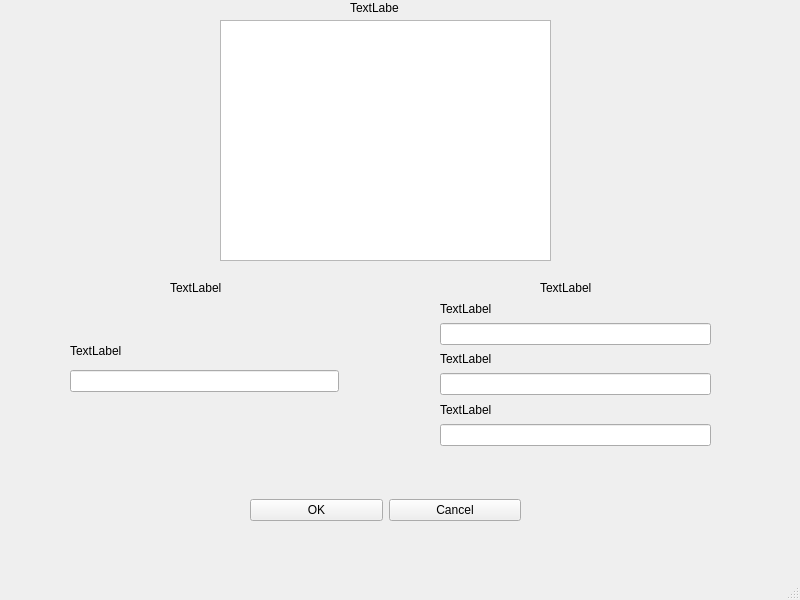
Qt form Diplom2/ui/editWin.ui (shtorm901/Diplom_Work) before a commit.
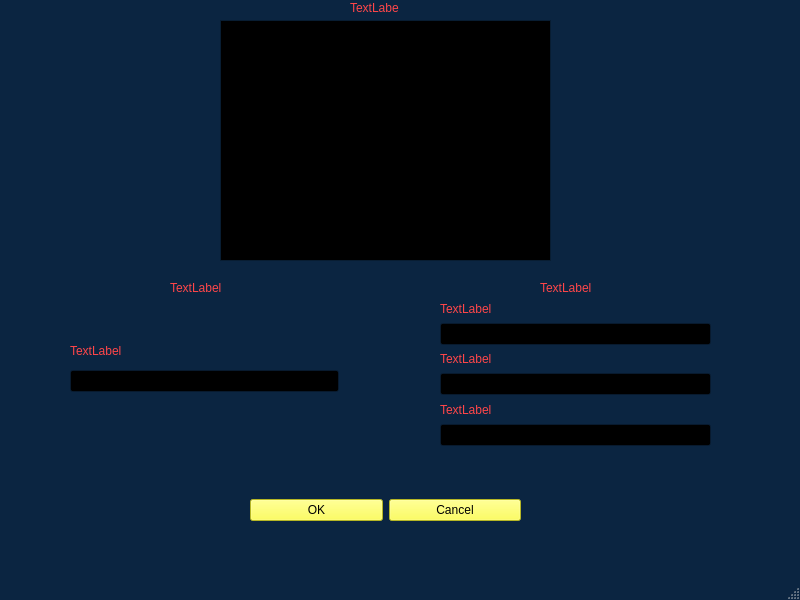
The same form after that commit.

The edit to the form file:
```diff
--- a/Diplom2/ui/editWin.ui
+++ b/Diplom2/ui/editWin.ui
@@ -10,6 +10,448 @@
     <height>600</height>
    </rect>
   </property>
+  <property name="palette">
+   <palette>
+    <active>
+     <colorrole role="WindowText">
+      <brush brushstyle="SolidPattern">
+       <color alpha="255">
+        <red>255</red>
+        <green>70</green>
+        <blue>73</blue>
+       </color>
+      </brush>
+     </colorrole>
+     <colorrole role="Button">
+      <brush brushstyle="SolidPattern">
+       <color alpha="255">
+        <red>11</red>
+        <green>37</green>
+        <blue>65</blue>
+       </color>
+      </brush>
+     </colorrole>
+     <colorrole role="Light">
+      <brush brushstyle="SolidPattern">
+       <color alpha="255">
+        <red>17</red>
+        <green>56</green>
+        <blue>97</blue>
+       </color>
+      </brush>
+     </colorrole>
+     <colorrole role="Midlight">
+      <brush brushstyle="SolidPattern">
+       <color alpha="255">
+        <red>14</red>
+        <green>46</green>
+        <blue>81</blue>
+       </color>
+      </brush>
+     </colorrole>
+     <colorrole role="Dark">
+      <brush brushstyle="SolidPattern">
+       <color alpha="255">
+        <red>5</red>
+        <green>18</green>
+        <blue>32</blue>
+       </color>
+      </brush>
+     </colorrole>
+     <colorrole role="Mid">
+      <brush brushstyle="SolidPattern">
+       <color alpha="255">
+        <red>7</red>
+        <green>25</green>
+        <blue>43</blue>
+       </color>
+      </brush>
+     </colorrole>
+     <colorrole role="Text">
+      <brush brushstyle="SolidPattern">
+       <color alpha="255">
+        <red>255</red>
+        <green>70</green>
+        <blue>73</blue>
+       </color>
+      </brush>
+     </colorrole>
+     <colorrole role="BrightText">
+      <brush brushstyle="SolidPattern">
+       <color alpha="255">
+        <red>255</red>
+        <green>70</green>
+        <blue>73</blue>
+       </color>
+      </brush>
+     </colorrole>
+     <colorrole role="ButtonText">
+      <brush brushstyle="SolidPattern">
+       <color alpha="255">
+        <red>255</red>
+        <green>70</green>
+        <blue>73</blue>
+       </color>
+      </brush>
+     </colorrole>
+     <colorrole role="Base">
+      <brush brushstyle="SolidPattern">
+       <color alpha="255">
+        <red>0</red>
+        <green>0</green>
+        <blue>0</blue>
+       </color>
+      </brush>
+     </colorrole>
+     <colorrole role="Window">
+      <brush brushstyle="SolidPattern">
+       <color alpha="255">
+        <red>11</red>
+        <green>37</green>
+        <blue>65</blue>
+       </color>
+      </brush>
+     </colorrole>
+     <colorrole role="Shadow">
+      <brush brushstyle="SolidPattern">
+       <color alpha="255">
+        <red>0</red>
+        <green>0</green>
+        <blue>0</blue>
+       </color>
+      </brush>
+     </colorrole>
+     <colorrole role="AlternateBase">
+      <brush brushstyle="SolidPattern">
+       <color alpha="255">
+        <red>5</red>
+        <green>18</green>
+        <blue>32</blue>
+       </color>
+      </brush>
+     </colorrole>
+     <colorrole role="ToolTipBase">
+      <brush brushstyle="SolidPattern">
+       <color alpha="255">
+        <red>255</red>
+        <green>255</green>
+        <blue>220</blue>
+       </color>
+      </brush>
+     </colorrole>
+     <colorrole role="ToolTipText">
+      <brush brushstyle="SolidPattern">
+       <color alpha="255">
+        <red>0</red>
+        <green>0</green>
+        <blue>0</blue>
+       </color>
+      </brush>
+     </colorrole>
+     <colorrole role="PlaceholderText">
+      <brush brushstyle="SolidPattern">
+       <color alpha="127">
+        <red>255</red>
+        <green>255</green>
+        <blue>255</blue>
+       </color>
+      </brush>
+     </colorrole>
+    </active>
+    <inactive>
+     <colorrole role="WindowText">
+      <brush brushstyle="SolidPattern">
+       <color alpha="255">
+        <red>255</red>
+        <green>70</green>
+        <blue>73</blue>
+       </color>
+      </brush>
+     </colorrole>
+     <colorrole role="Button">
+      <brush brushstyle="SolidPattern">
+       <color alpha="255">
+        <red>11</red>
+        <green>37</green>
+        <blue>65</blue>
+       </color>
+      </brush>
+     </colorrole>
+     <colorrole role="Light">
+      <brush brushstyle="SolidPattern">
+       <color alpha="255">
+        <red>17</red>
+        <green>56</green>
+        <blue>97</blue>
+       </color>
+      </brush>
+     </colorrole>
+     <colorrole role="Midlight">
+      <brush brushstyle="SolidPattern">
+       <color alpha="255">
+        <red>14</red>
+        <green>46</green>
+        <blue>81</blue>
+       </color>
+      </brush>
+     </colorrole>
+     <colorrole role="Dark">
+      <brush brushstyle="SolidPattern">
+       <color alpha="255">
+        <red>5</red>
+        <green>18</green>
+        <blue>32</blue>
+       </color>
+      </brush>
+     </colorrole>
+     <colorrole role="Mid">
+      <brush brushstyle="SolidPattern">
+       <color alpha="255">
+        <red>7</red>
+        <green>25</green>
+        <blue>43</blue>
+       </color>
+      </brush>
+     </colorrole>
+     <colorrole role="Text">
+      <brush brushstyle="SolidPattern">
+       <color alpha="255">
+        <red>255</red>
+        <green>70</green>
+        <blue>73</blue>
+       </color>
+      </brush>
+     </colorrole>
+     <colorrole role="BrightText">
+      <brush brushstyle="SolidPattern">
+       <color alpha="255">
+        <red>255</red>
+        <green>70</green>
+        <blue>73</blue>
+       </color>
+      </brush>
+     </colorrole>
+     <colorrole role="ButtonText">
+      <brush brushstyle="SolidPattern">
+       <color alpha="255">
+        <red>255</red>
+        <green>70</green>
+        <blue>73</blue>
+       </color>
+      </brush>
+     </colorrole>
+     <colorrole role="Base">
+      <brush brushstyle="SolidPattern">
+       <color alpha="255">
+        <red>0</red>
+        <green>0</green>
+        <blue>0</blue>
+       </color>
+      </brush>
+     </colorrole>
+     <colorrole role="Window">
+      <brush brushstyle="SolidPattern">
+       <color alpha="255">
+        <red>11</red>
+        <green>37</green>
+        <blue>65</blue>
+       </color>
+      </brush>
+     </colorrole>
+     <colorrole role="Shadow">
+      <brush brushstyle="SolidPattern">
+       <color alpha="255">
+        <red>0</red>
+        <green>0</green>
+        <blue>0</blue>
+       </color>
+      </brush>
+     </colorrole>
+     <colorrole role="AlternateBase">
+      <brush brushstyle="SolidPattern">
+       <color alpha="255">
+        <red>5</red>
+        <green>18</green>
+        <blue>32</blue>
+       </color>
+      </brush>
+     </colorrole>
+     <colorrole role="ToolTipBase">
+      <brush brushstyle="SolidPattern">
+       <color alpha="255">
+        <red>255</red>
+        <green>255</green>
+        <blue>220</blue>
+       </color>
+      </brush>
+     </colorrole>
+     <colorrole role="ToolTipText">
+      <brush brushstyle="SolidPattern">
+       <color alpha="255">
+        <red>0</red>
+        <green>0</green>
+        <blue>0</blue>
+       </color>
+      </brush>
+     </colorrole>
+     <colorrole role="PlaceholderText">
+      <brush brushstyle="SolidPattern">
+       <color alpha="127">
+        <red>255</red>
+        <green>255</green>
+        <blue>255</blue>
+       </color>
+      </brush>
+     </colorrole>
+    </inactive>
+    <disabled>
+     <colorrole role="WindowText">
+      <brush brushstyle="SolidPattern">
+       <color alpha="255">
+        <red>5</red>
+        <green>18</green>
+        <blue>32</blue>
+       </color>
+      </brush>
+     </colorrole>
+     <colorrole role="Button">
+      <brush brushstyle="SolidPattern">
+       <color alpha="255">
+        <red>11</red>
+        <green>37</green>
+        <blue>65</blue>
+       </color>
+      </brush>
+     </colorrole>
+     <colorrole role="Light">
+      <brush brushstyle="SolidPattern">
+       <color alpha="255">
+        <red>17</red>
+        <green>56</green>
+        <blue>97</blue>
+       </color>
+      </brush>
+     </colorrole>
+     <colorrole role="Midlight">
+      <brush brushstyle="SolidPattern">
+       <color alpha="255">
+        <red>14</red>
+        <green>46</green>
+        <blue>81</blue>
+       </color>
+      </brush>
+     </colorrole>
+     <colorrole role="Dark">
+      <brush brushstyle="SolidPattern">
+       <color alpha="255">
+        <red>5</red>
+        <green>18</green>
+        <blue>32</blue>
+       </color>
+      </brush>
+     </colorrole>
+     <colorrole role="Mid">
+      <brush brushstyle="SolidPattern">
+       <color alpha="255">
+        <red>7</red>
+        <green>25</green>
+        <blue>43</blue>
+       </color>
+      </brush>
+     </colorrole>
+     <colorrole role="Text">
+      <brush brushstyle="SolidPattern">
+       <color alpha="255">
+        <red>5</red>
+        <green>18</green>
+        <blue>32</blue>
+       </color>
+      </brush>
+     </colorrole>
+     <colorrole role="BrightText">
+      <brush brushstyle="SolidPattern">
+       <color alpha="255">
+        <red>255</red>
+        <green>70</green>
+        <blue>73</blue>
+       </color>
+      </brush>
+     </colorrole>
+     <colorrole role="ButtonText">
+      <brush brushstyle="SolidPattern">
+       <color alpha="255">
+        <red>5</red>
+        <green>18</green>
+        <blue>32</blue>
+       </color>
+      </brush>
+     </colorrole>
+     <colorrole role="Base">
+      <brush brushstyle="SolidPattern">
+       <color alpha="255">
+        <red>11</red>
+        <green>37</green>
+        <blue>65</blue>
+       </color>
+      </brush>
+     </colorrole>
+     <colorrole role="Window">
+      <brush brushstyle="SolidPattern">
+       <color alpha="255">
+        <red>11</red>
+        <green>37</green>
+        <blue>65</blue>
+       </color>
+      </brush>
+     </colorrole>
+     <colorrole role="Shadow">
+      <brush brushstyle="SolidPattern">
+       <color alpha="255">
+        <red>0</red>
+        <green>0</green>
+        <blue>0</blue>
+       </color>
+      </brush>
+     </colorrole>
+     <colorrole role="AlternateBase">
+      <brush brushstyle="SolidPattern">
+       <color alpha="255">
+        <red>11</red>
+        <green>37</green>
+        <blue>65</blue>
+       </color>
+      </brush>
+     </colorrole>
+     <colorrole role="ToolTipBase">
+      <brush brushstyle="SolidPattern">
+       <color alpha="255">
+        <red>255</red>
+        <green>255</green>
+        <blue>220</blue>
+       </color>
+      </brush>
+     </colorrole>
+     <colorrole role="ToolTipText">
+      <brush brushstyle="SolidPattern">
+       <color alpha="255">
+        <red>0</red>
+        <green>0</green>
+        <blue>0</blue>
+       </color>
+      </brush>
+     </colorrole>
+     <colorrole role="PlaceholderText">
+      <brush brushstyle="SolidPattern">
+       <color alpha="127">
+        <red>5</red>
+        <green>18</green>
+        <blue>32</blue>
+       </color>
+      </brush>
+     </colorrole>
+    </disabled>
+   </palette>
+  </property>
   <property name="windowTitle">
    <string>MainWindow</string>
   </property>
@@ -98,6 +540,9 @@
     <layout class="QGridLayout" name="gridLayout_2">
      <item row="0" column="0">
       <widget class="QPushButton" name="OK">
+       <property name="styleSheet">
+        <string notr="true">background-color:rgb(255, 255, 52)</string>
+       </property>
        <property name="text">
         <string>OK</string>
        </property>
@@ -105,6 +550,9 @@
      </item>
      <item row="0" column="1">
       <widget class="QPushButton" name="Cancel">
+       <property name="styleSheet">
+        <string notr="true">background-color:rgb(255, 255, 52)</string>
+       </property>
        <property name="text">
         <string>Cancel</string>
        </property>
```
